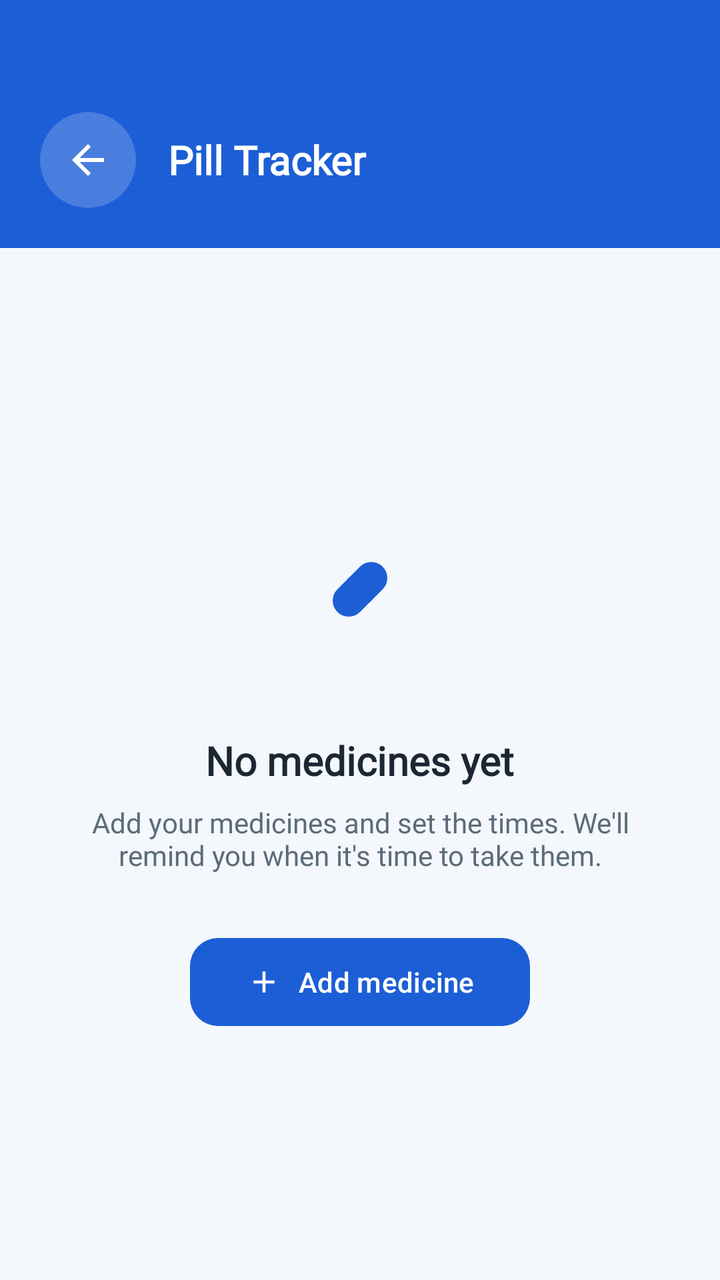
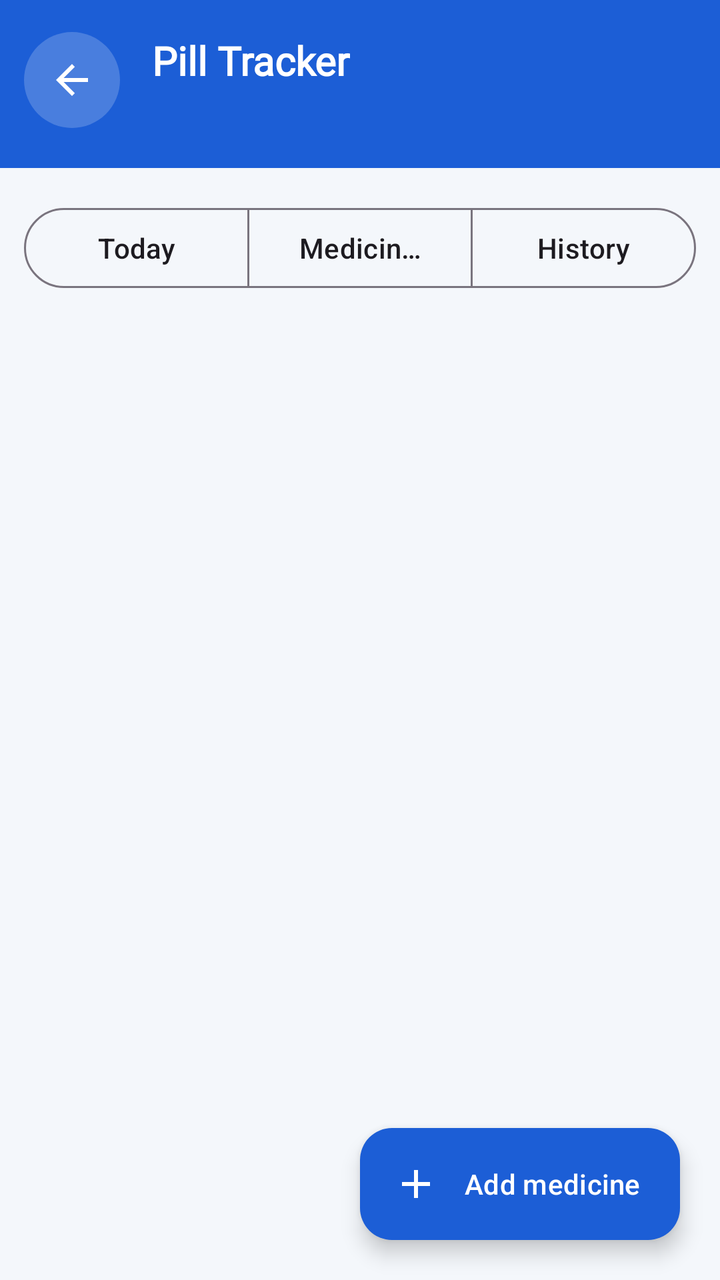

Compare the two renders of this Android layout. The source of the first and the diff that turns it into the second are given below.
<!-- AndroidManifest.xml: application theme Theme.HAAi -->
<!-- res/layout/activity_pill_tracker.xml -->
<?xml version="1.0" encoding="utf-8"?>
<LinearLayout xmlns:android="http://schemas.android.com/apk/res/android"
    xmlns:app="http://schemas.android.com/apk/res-auto"
    android:id="@+id/pillTrackerRoot"
    android:layout_width="match_parent"
    android:layout_height="match_parent"
    android:background="@color/haai_background"
    android:orientation="vertical">

    <LinearLayout
        android:layout_width="match_parent"
        android:layout_height="wrap_content"
        android:background="@color/primary_blue_dark"
        android:gravity="center_vertical"
        android:orientation="horizontal"
        android:paddingStart="20dp"
        android:paddingTop="56dp"
        android:paddingEnd="20dp"
        android:paddingBottom="20dp">

        <ImageView
            android:id="@+id/btnBack"
            android:layout_width="48dp"
            android:layout_height="48dp"
            android:background="@drawable/color_white_alpha"
            android:clickable="true"
            android:contentDescription="@string/cd_back"
            android:focusable="true"
            android:padding="12dp"
            android:src="@drawable/ic_arrow_back"
            android:tint="@color/text_white" />

        <TextView
            android:layout_width="0dp"
            android:layout_height="wrap_content"
            android:layout_marginStart="16dp"
            android:layout_weight="1"
            android:fontFamily="@font/nunito_normal"
            android:text="@string/pill_tracker_title"
            android:textColor="@color/text_white"
            android:textSize="20sp"
            android:textStyle="bold" />
    </LinearLayout>

    
    <androidx.core.widget.NestedScrollView
        android:layout_width="match_parent"
        android:layout_height="0dp"
        android:layout_weight="1"
        android:fillViewport="true">

        <LinearLayout
            android:id="@+id/emptyState"
            android:layout_width="match_parent"
            android:layout_height="match_parent"
            android:gravity="center"
            android:orientation="vertical"
            android:padding="32dp">

            <ImageView
                android:layout_width="96dp"
                android:layout_height="96dp"
                android:background="@drawable/bg_haai_circle"
                android:backgroundTint="@color/haai_accent_soft"
                android:importantForAccessibility="no"
                android:padding="24dp"
                android:src="@drawable/ic_pill"
                android:tint="@color/primary_blue_dark" />

            <TextView
                android:layout_width="wrap_content"
                android:layout_height="wrap_content"
                android:layout_marginTop="24dp"
                android:fontFamily="@font/nunito_normal"
                android:text="@string/pill_empty_title"
                android:textColor="@color/haai_text_primary"
                android:textSize="20sp"
                android:textStyle="bold" />

            <TextView
                android:layout_width="wrap_content"
                android:layout_height="wrap_content"
                android:layout_marginTop="8dp"
                android:fontFamily="@font/nunito_normal"
                android:gravity="center"
                android:text="@string/pill_empty_body"
                android:textColor="@color/haai_text_secondary"
                android:textSize="14sp" />

            <com.google.android.material.button.MaterialButton
                android:id="@+id/btnAddMedicine"
                android:layout_width="wrap_content"
                android:layout_height="wrap_content"
                android:layout_marginTop="28dp"
                android:minHeight="52dp"
                android:paddingStart="28dp"
                android:paddingEnd="28dp"
                android:text="@string/pill_add_medicine"
                android:textColor="@color/text_white"
                app:backgroundTint="@color/primary_blue_dark"
                app:cornerRadius="14dp"
                app:icon="@drawable/ic_add"
                app:iconGravity="textStart"
                app:iconTint="@color/text_white" />
        </LinearLayout>
    </androidx.core.widget.NestedScrollView>
</LinearLayout>
<!-- resources referenced by this layout -->
<resources>
  <color name="haai_accent_soft">#E6F0FA</color>
  <color name="haai_background">#F4F7FB</color>
  <color name="haai_text_primary">#1B2733</color>
  <color name="haai_text_secondary">#5B6B7A</color>
  <color name="primary_blue_dark">#1C5ED6</color>
  <color name="text_white">#FFFFFF</color>
  <!-- drawable bg_haai_circle (drawable) -->
  <?xml version="1.0" encoding="utf-8"?>
  <selector xmlns:android="http://schemas.android.com/apk/res/android">
  
  </selector>
  <!-- drawable color_white_alpha (drawable) -->
  <?xml version="1.0" encoding="utf-8"?>
  <shape xmlns:android="http://schemas.android.com/apk/res/android"
      android:shape="oval">
      <solid android:color="#33FFFFFF" />
  </shape>
  <!-- drawable ic_add (drawable) -->
  <?xml version="1.0" encoding="utf-8"?>
  <vector xmlns:android="http://schemas.android.com/apk/res/android" android:width="24dp" android:height="24dp" android:viewportWidth="24" android:viewportHeight="24">
      <path android:fillColor="#000000" android:pathData="M19,13h-6v6h-2v-6H5v-2h6V5h2v6h6v2z" />
  </vector>
  <!-- drawable ic_arrow_back (drawable) -->
  <?xml version="1.0" encoding="utf-8"?>
  <vector xmlns:android="http://schemas.android.com/apk/res/android" android:width="24dp" android:height="24dp" android:viewportWidth="24" android:viewportHeight="24">
      <path android:fillColor="#000000" android:pathData="M20,11H7.83l5.59,-5.59L12,4l-8,8 8,8 1.41,-1.41L7.83,13H20v-2z" />
  </vector>
  <!-- drawable ic_pill (drawable) -->
  <?xml version="1.0" encoding="utf-8"?>
  <vector xmlns:android="http://schemas.android.com/apk/res/android" android:width="24dp" android:height="24dp" android:viewportWidth="24" android:viewportHeight="24">
      <group android:pivotX="12" android:pivotY="12" android:rotation="45">
          <path android:fillColor="#000000"
              android:pathData="M8,8a4,4 0,0 1,8 0v8a4,4 0,0 1,-8 0z" />
          <path android:fillColor="#FFFFFF" android:pathData="M8,11.4h8v1.2h-8z" />
      </group>
  </vector>
  <string name="cd_back">Back</string>
  <string name="pill_add_medicine">Add medicine</string>
  <string name="pill_empty_body">Add your medicines and set the times. We\'ll remind you when it\'s time to take them.</string>
  <string name="pill_empty_title">No medicines yet</string>
  <string name="pill_tracker_title">Pill Tracker</string>
  <style name="Theme.HAAi" parent="Base.Theme.HAAi" />
  <style name="Base.Theme.HAAi" parent="Theme.Material3.DayNight.NoActionBar">
          
          
      </style>
</resources>

<!-- the commit's change to res/layout/activity_pill_tracker.xml (unified diff, before → after) -->
@@ -8,14 +8,15 @@
     android:orientation="vertical">
 
     <LinearLayout
+        android:id="@+id/header"
         android:layout_width="match_parent"
         android:layout_height="wrap_content"
         android:background="@color/primary_blue_dark"
         android:gravity="center_vertical"
         android:orientation="horizontal"
-        android:paddingStart="20dp"
-        android:paddingTop="56dp"
-        android:paddingEnd="20dp"
+        android:paddingStart="12dp"
+        android:paddingTop="16dp"
+        android:paddingEnd="12dp"
         android:paddingBottom="20dp">
 
         <ImageView
@@ -30,24 +31,100 @@
             android:src="@drawable/ic_arrow_back"
             android:tint="@color/text_white" />
 
-        <TextView
+        <LinearLayout
             android:layout_width="0dp"
             android:layout_height="wrap_content"
             android:layout_marginStart="16dp"
             android:layout_weight="1"
-            android:fontFamily="@font/nunito_normal"
-            android:text="@string/pill_tracker_title"
-            android:textColor="@color/text_white"
-            android:textSize="20sp"
-            android:textStyle="bold" />
+            android:orientation="vertical">
+
+            <TextView
+                android:layout_width="wrap_content"
+                android:layout_height="wrap_content"
+                android:fontFamily="@font/nunito_normal"
+                android:text="@string/pill_tracker_title"
+                android:textColor="@color/text_white"
+                android:textSize="20sp"
+                android:textStyle="bold" />
+
+            <TextView
+                android:id="@+id/summaryTv"
+                android:layout_width="wrap_content"
+                android:layout_height="wrap_content"
+                android:layout_marginTop="2dp"
+                android:fontFamily="@font/nunito_normal"
+                android:textColor="@color/haai_on_primary_muted"
+                android:textSize="13sp" />
+        </LinearLayout>
     </LinearLayout>
 
-    
-    <androidx.core.widget.NestedScrollView
+    <TextView
+        android:id="@+id/notifBanner"
+        android:layout_width="match_parent"
+        android:layout_height="wrap_content"
+        android:background="@color/haai_warning_soft"
+        android:clickable="true"
+        android:focusable="true"
+        android:fontFamily="@font/nunito_normal"
+        android:paddingStart="12dp"
+        android:paddingTop="12dp"
+        android:paddingEnd="12dp"
+        android:paddingBottom="12dp"
+        android:text="@string/pill_notif_banner"
+        android:textColor="@color/haai_warning"
+        android:textSize="13sp"
+        android:textStyle="bold"
+        android:visibility="gone" />
+
+    <com.google.android.material.button.MaterialButtonToggleGroup
+        android:id="@+id/tabGroup"
+        android:layout_width="match_parent"
+        android:layout_height="wrap_content"
+        android:layout_marginStart="12dp"
+        android:layout_marginTop="16dp"
+        android:layout_marginEnd="12dp"
+        android:layout_marginBottom="12dp"
+        app:selectionRequired="true"
+        app:singleSelection="true">
+
+        <com.google.android.material.button.MaterialButton
+            android:id="@+id/tabToday"
+            style="?attr/materialButtonOutlinedStyle"
+            android:layout_width="0dp"
+            android:layout_height="wrap_content"
+            android:layout_weight="1"
+            android:text="@string/pill_tab_today" />
+
+        <com.google.android.material.button.MaterialButton
+            android:id="@+id/tabMedicines"
+            style="?attr/materialButtonOutlinedStyle"
+            android:layout_width="0dp"
+            android:layout_height="wrap_content"
+            android:layout_weight="1"
+            android:text="@string/pill_tab_medicines" />
+
+        <com.google.android.material.button.MaterialButton
+            android:id="@+id/tabHistory"
+            style="?attr/materialButtonOutlinedStyle"
+            android:layout_width="0dp"
+            android:layout_height="wrap_content"
+            android:layout_weight="1"
+            android:text="@string/pill_tab_history" />
+    </com.google.android.material.button.MaterialButtonToggleGroup>
+
+    <FrameLayout
         android:layout_width="match_parent"
         android:layout_height="0dp"
-        android:layout_weight="1"
-        android:fillViewport="true">
+        android:layout_weight="1">
+
+        <androidx.recyclerview.widget.RecyclerView
+            android:id="@+id/rows"
+            android:layout_width="match_parent"
+            android:layout_height="match_parent"
+            android:clipToPadding="false"
+            android:paddingStart="12dp"
+            android:paddingEnd="12dp"
+            android:paddingBottom="96dp" />
 
         <LinearLayout
             android:id="@+id/emptyState"
@@ -55,7 +132,8 @@
             android:layout_height="match_parent"
             android:gravity="center"
             android:orientation="vertical"
-            android:padding="32dp">
+            android:padding="32dp"
+            android:visibility="gone">
 
             <ImageView
                 android:layout_width="96dp"
@@ -64,44 +142,40 @@
                 android:backgroundTint="@color/haai_accent_soft"
                 android:importantForAccessibility="no"
                 android:padding="24dp"
-                android:src="@drawable/ic_pill"
+                android:src="@drawable/ic_pilltrack"
                 android:tint="@color/primary_blue_dark" />
 
             <TextView
+                android:id="@+id/emptyTitle"
                 android:layout_width="wrap_content"
                 android:layout_height="wrap_content"
                 android:layout_marginTop="24dp"
                 android:fontFamily="@font/nunito_normal"
-                android:text="@string/pill_empty_title"
                 android:textColor="@color/haai_text_primary"
                 android:textSize="20sp"
                 android:textStyle="bold" />
 
             <TextView
+                android:id="@+id/emptyBody"
                 android:layout_width="wrap_content"
                 android:layout_height="wrap_content"
                 android:layout_marginTop="8dp"
                 android:fontFamily="@font/nunito_normal"
                 android:gravity="center"
-                android:text="@string/pill_empty_body"
                 android:textColor="@color/haai_text_secondary"
                 android:textSize="14sp" />
+        </LinearLayout>
 
-            <com.google.android.material.button.MaterialButton
-                android:id="@+id/btnAddMedicine"
-                android:layout_width="wrap_content"
-                android:layout_height="wrap_content"
-                android:layout_marginTop="28dp"
-                android:minHeight="52dp"
-                android:paddingStart="28dp"
-                android:paddingEnd="28dp"
-                android:text="@string/pill_add_medicine"
-                android:textColor="@color/text_white"
-                app:backgroundTint="@color/primary_blue_dark"
-                app:cornerRadius="14dp"
-                app:icon="@drawable/ic_add"
-                app:iconGravity="textStart"
-                app:iconTint="@color/text_white" />
-        </LinearLayout>
-    </androidx.core.widget.NestedScrollView>
+        <com.google.android.material.floatingactionbutton.ExtendedFloatingActionButton
+            android:id="@+id/fabAdd"
+            android:layout_width="wrap_content"
+            android:layout_height="wrap_content"
+            android:layout_gravity="bottom|end"
+            android:layout_margin="20dp"
+            android:text="@string/pill_add_medicine"
+            android:textColor="@color/text_white"
+            app:backgroundTint="@color/primary_blue_dark"
+            app:icon="@drawable/ic_add"
+            app:iconTint="@color/text_white" />
+    </FrameLayout>
 </LinearLayout>
<!-- resource entries referenced after the edit -->
@@ -1,16 +1,19 @@
 <!-- resources referenced by this layout -->
 <resources>
-  <color name="haai_accent_soft">#E6F0FA</color>
+  <color name="haai_accent_soft">#7C8CC6FF</color>
   <color name="haai_background">#F4F7FB</color>
+  <color name="haai_on_primary_muted">#D6E6F5</color>
   <color name="haai_text_primary">#1B2733</color>
   <color name="haai_text_secondary">#5B6B7A</color>
+  <color name="haai_warning">#8A5A00</color>
+  <color name="haai_warning_soft">#FFF1D6</color>
   <color name="primary_blue_dark">#1C5ED6</color>
   <color name="text_white">#FFFFFF</color>
   <!-- drawable bg_haai_circle (drawable) -->
   <?xml version="1.0" encoding="utf-8"?>
-  <selector xmlns:android="http://schemas.android.com/apk/res/android">
-  
-  </selector>
+  <shape xmlns:android="http://schemas.android.com/apk/res/android" android:shape="oval">
+      <solid android:color="#D9FFFFFF" />
+  </shape>
   <!-- drawable color_white_alpha (drawable) -->
   <?xml version="1.0" encoding="utf-8"?>
   <shape xmlns:android="http://schemas.android.com/apk/res/android"
@@ -27,19 +30,13 @@
   <vector xmlns:android="http://schemas.android.com/apk/res/android" android:width="24dp" android:height="24dp" android:viewportWidth="24" android:viewportHeight="24">
       <path android:fillColor="#000000" android:pathData="M20,11H7.83l5.59,-5.59L12,4l-8,8 8,8 1.41,-1.41L7.83,13H20v-2z" />
   </vector>
-  <!-- drawable ic_pill (drawable) -->
-  <?xml version="1.0" encoding="utf-8"?>
-  <vector xmlns:android="http://schemas.android.com/apk/res/android" android:width="24dp" android:height="24dp" android:viewportWidth="24" android:viewportHeight="24">
-      <group android:pivotX="12" android:pivotY="12" android:rotation="45">
-          <path android:fillColor="#000000"
-              android:pathData="M8,8a4,4 0,0 1,8 0v8a4,4 0,0 1,-8 0z" />
-          <path android:fillColor="#FFFFFF" android:pathData="M8,11.4h8v1.2h-8z" />
-      </group>
-  </vector>
+  <!-- drawable ic_pilltrack: webp bitmap (drawable, 3712 bytes) -->
   <string name="cd_back">Back</string>
   <string name="pill_add_medicine">Add medicine</string>
-  <string name="pill_empty_body">Add your medicines and set the times. We\'ll remind you when it\'s time to take them.</string>
-  <string name="pill_empty_title">No medicines yet</string>
+  <string name="pill_notif_banner">Notifications are off, so reminders can\'t reach you. Tap to turn them on.</string>
+  <string name="pill_tab_history">History</string>
+  <string name="pill_tab_medicines">Medicines</string>
+  <string name="pill_tab_today">Today</string>
   <string name="pill_tracker_title">Pill Tracker</string>
   <style name="Theme.HAAi" parent="Base.Theme.HAAi" />
   <style name="Base.Theme.HAAi" parent="Theme.Material3.DayNight.NoActionBar">
